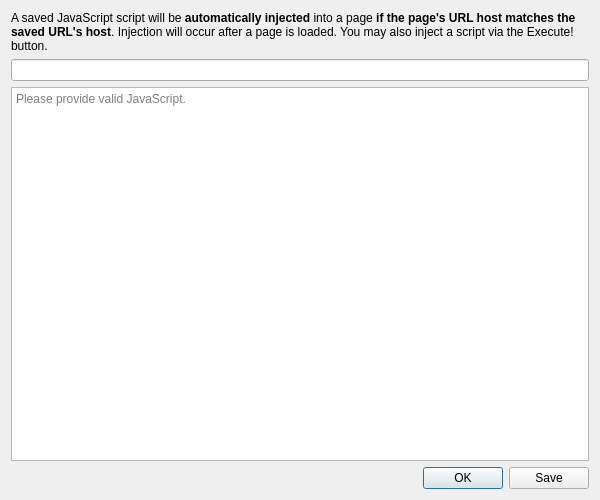
Old version of the form UI/dooble_javascript.ui in the repository textbrowser/dooble.
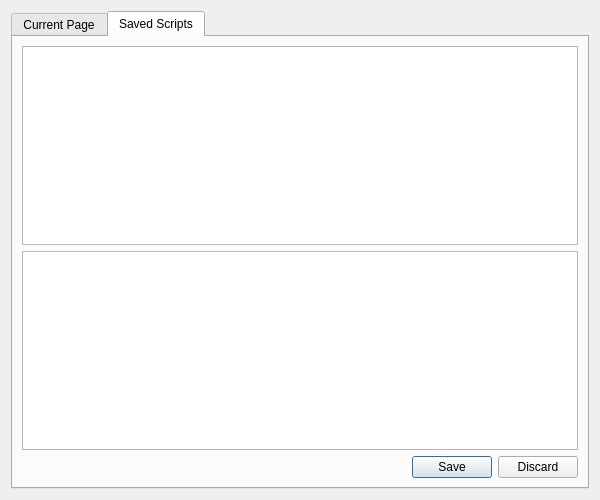
New version of the form. The open tabs and pages were chosen to show the change. Icons and pictures are not drawn.

```diff
--- a/UI/dooble_javascript.ui
+++ b/UI/dooble_javascript.ui
@@ -19,6 +19,16 @@
   </property>
   <layout class="QVBoxLayout" name="verticalLayout_2">
    <item>
+    <widget class="QTabWidget" name="tab">
+     <property name="currentIndex">
+      <number>0</number>
+     </property>
+     <widget class="QWidget" name="page_1">
+      <attribute name="title">
+       <string>Current Page</string>
+      </attribute>
+      <layout class="QVBoxLayout" name="verticalLayout">
+       <item>
     <widget class="QLabel" name="label">
      <property name="text">
       <string>&lt;html&gt;&lt;head/&gt;&lt;body&gt;&lt;p&gt;A saved JavaScript script will be &lt;span style=&quot; font-weight:600;&quot;&gt;automatically injected&lt;/span&gt; into a page &lt;span style=&quot; font-weight:600;&quot;&gt;if the page's URL host matches the saved URL's host&lt;/span&gt;. Injection will occur after a page is loaded. You may also inject a script via the Execute! button.&lt;/p&gt;&lt;/body&gt;&lt;/html&gt;</string>
@@ -43,7 +53,7 @@
     </widget>
    </item>
    <item>
-    <widget class="QDialogButtonBox" name="buttons">
+        <widget class="QDialogButtonBox" name="buttons_1">
      <property name="standardButtons">
       <set>QDialogButtonBox::Ok|QDialogButtonBox::Save</set>
      </property>
@@ -51,10 +61,46 @@
    </item>
   </layout>
  </widget>
- <tabstops>
-  <tabstop>url</tabstop>
-  <tabstop>text</tabstop>
- </tabstops>
+     <widget class="QWidget" name="page_2">
+      <attribute name="title">
+       <string>Saved Scripts</string>
+      </attribute>
+      <layout class="QVBoxLayout" name="verticalLayout_3">
+       <item>
+        <widget class="QListWidget" name="list">
+         <property name="alternatingRowColors">
+          <bool>true</bool>
+         </property>
+         <property name="selectionMode">
+          <enum>QAbstractItemView::ExtendedSelection</enum>
+         </property>
+         <property name="selectionBehavior">
+          <enum>QAbstractItemView::SelectRows</enum>
+         </property>
+         <property name="verticalScrollMode">
+          <enum>QAbstractItemView::ScrollPerPixel</enum>
+         </property>
+         <property name="horizontalScrollMode">
+          <enum>QAbstractItemView::ScrollPerPixel</enum>
+         </property>
+        </widget>
+       </item>
+       <item>
+        <widget class="QPlainTextEdit" name="edit"/>
+       </item>
+       <item>
+        <widget class="QDialogButtonBox" name="buttons_2">
+         <property name="standardButtons">
+          <set>QDialogButtonBox::Discard|QDialogButtonBox::Save</set>
+         </property>
+        </widget>
+       </item>
+      </layout>
+     </widget>
+    </widget>
+   </item>
+  </layout>
+ </widget>
  <resources>
   <include location="../Icons/icons.qrc"/>
  </resources>
```
Lines whose indentation alone changed are shown as unchanged.
